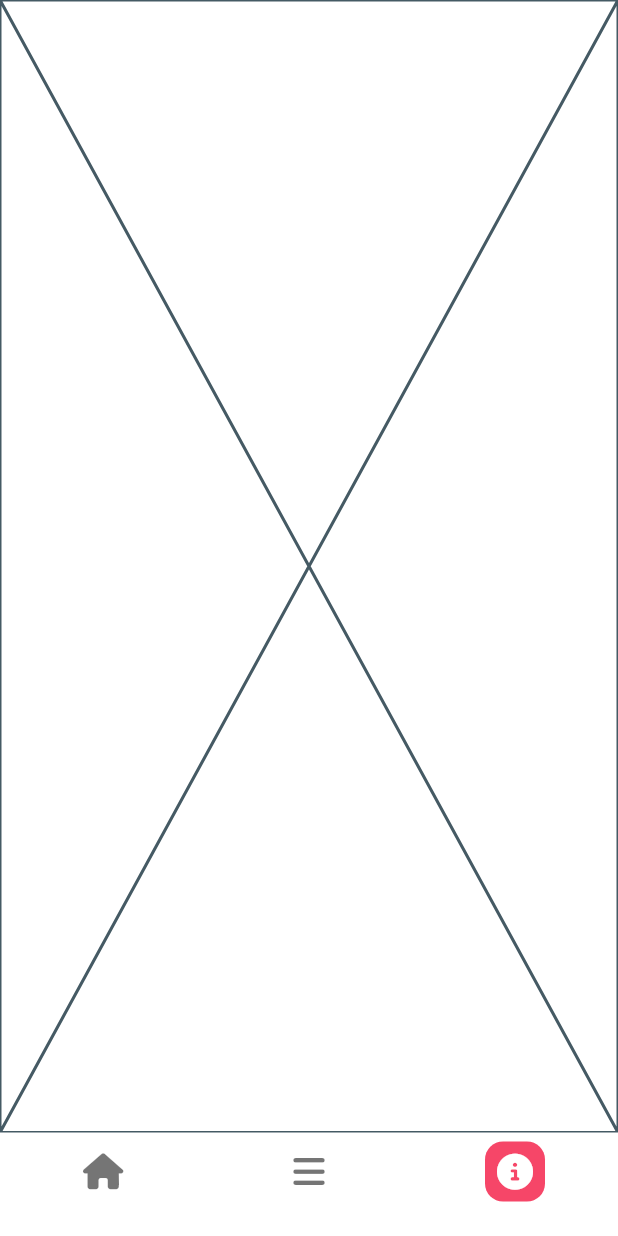
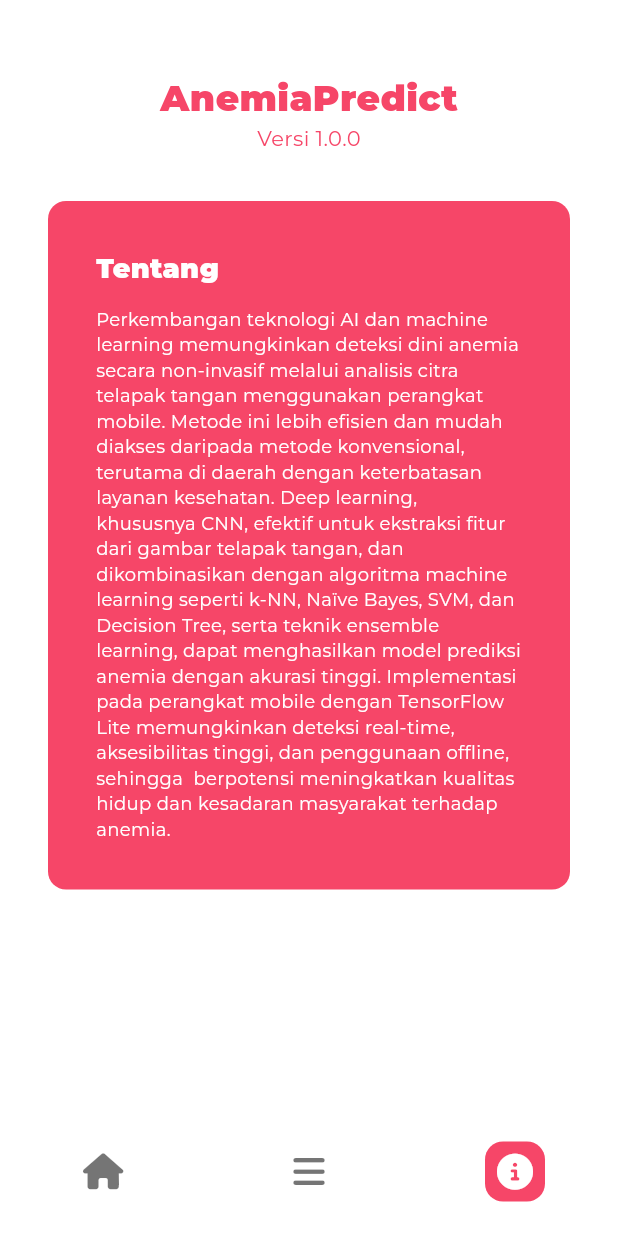
Before and after one commit to faeznz/anemia-predict-mobile, a Flutter app: the MyButtomNavbar screen opened directly, item 3 of the bottom bar chosen, on a phone screen of 412 x 824 dp. Run offline on Flutter 3.47's test engine with Material 3 defaults, Android fonts, the phone set to English and light mode, and no system bars; our stand-ins replace easy_splash_screen, font_awesome_flutter, google_fonts; network calls fail.

Commit message:
feat: finish slicing info

```diff
--- a/lib/screen/about/about_screen.dart
+++ b/lib/screen/about/about_screen.dart
@@ -1,10 +1,66 @@
 import 'package:flutter/material.dart';
+import 'package:predict_anemia/constant/color_constant.dart';
+import 'package:predict_anemia/constant/text_style_constant.dart';
 
 class AboutScreen extends StatelessWidget {
   const AboutScreen({super.key});
 
   @override
   Widget build(BuildContext context) {
-    return const Placeholder();
+    return Scaffold(
+      body: SafeArea(
+        child: Center(
+          child: Padding(
+            padding: const EdgeInsets.all(32),
+            child: Column(
+              children: [
+                const SizedBox(height: 16),
+                Text(
+                  'AnemiaPredict',
+                  style: TextStyleConstant.montserratBlack,
+                ),
+                Text(
+                  'Versi 1.0.0',
+                  style: TextStyleConstant.montserratNormal.copyWith(
+                    color: ColorConstant.primaryColor,
+                    fontSize: 14,
+                  ),
+                ),
+                const SizedBox(height: 32),
+                Container(
+                  width: double.infinity,
+                  decoration: BoxDecoration(
+                    color: ColorConstant.primaryColor,
+                    borderRadius: const BorderRadius.all(
+                      Radius.circular(12),
+                    ),
+                  ),
+                  child: Padding(
+                    padding: const EdgeInsets.all(32),
+                    child: Column(
+                      crossAxisAlignment: CrossAxisAlignment.start,
+                      children: [
+                        Text(
+                          'Tentang',
+                          style: TextStyleConstant.montserratBlack.copyWith(
+                            color: ColorConstant.whiteColor,
+                            fontSize: 18,
+                          ),
+                        ),
+                        const SizedBox(height: 12),
+                        Text(
+                          'Perkembangan teknologi AI dan machine learning memungkinkan deteksi dini anemia secara non-invasif melalui analisis citra telapak tangan menggunakan perangkat mobile. Metode ini lebih efisien dan mudah diakses daripada metode konvensional, terutama di daerah dengan keterbatasan layanan kesehatan. Deep learning, khususnya CNN, efektif untuk ekstraksi fitur dari gambar telapak tangan, dan dikombinasikan dengan algoritma machine learning seperti k-NN, Naïve Bayes, SVM, dan Decision Tree, serta teknik ensemble learning, dapat menghasilkan model prediksi anemia dengan akurasi tinggi. Implementasi pada perangkat mobile dengan TensorFlow Lite memungkinkan deteksi real-time,  aksesibilitas tinggi, dan penggunaan offline, sehingga  berpotensi meningkatkan kualitas hidup dan kesadaran masyarakat terhadap anemia.',
+                          style: TextStyleConstant.montserratNormal,
+                        ),
+                      ],
+                    ),
+                  ),
+                )
+              ],
+            ),
+          ),
+        ),
+      ),
+    );
   }
 }
--- a/lib/screen/splash/splash_screen.dart
+++ b/lib/screen/splash/splash_screen.dart
@@ -16,7 +16,7 @@
       logo: Image.network(
           'https://cdn4.iconfinder.com/data/icons/logos-brands-5/24/flutter-512.png'),
       durationInSeconds: 2,
-      navigator: WelcomeScreen(),
+      navigator: const WelcomeScreen(),
     );
   }
 }
```
